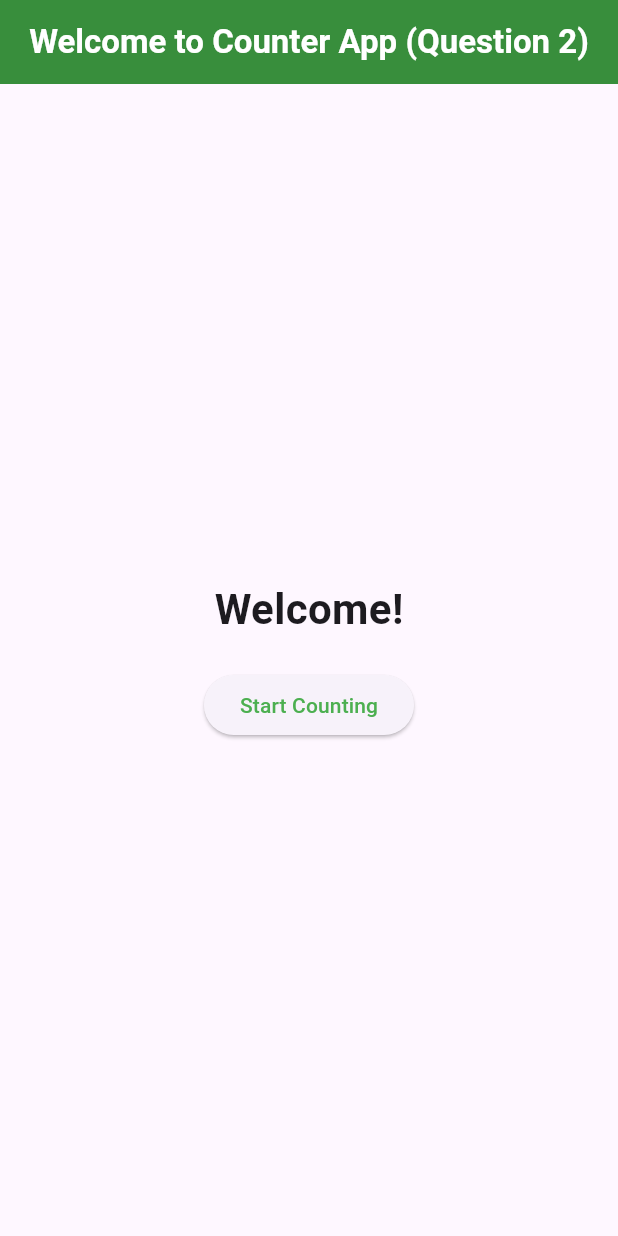
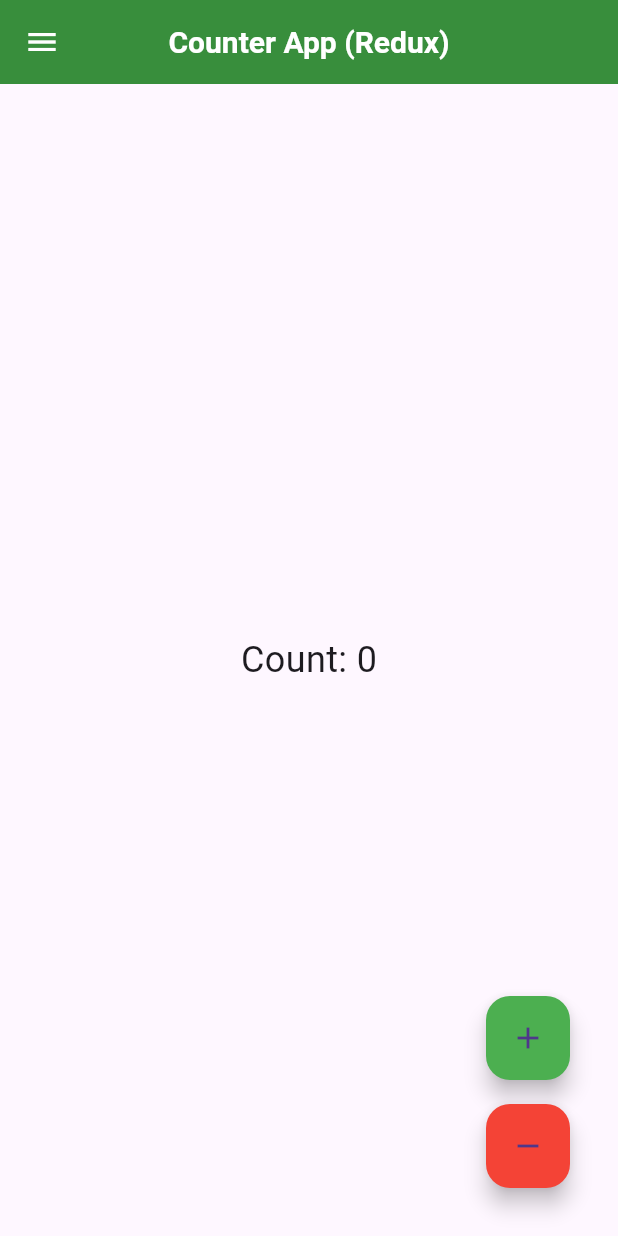
Before and after one commit to vernon-fetter/Littlefish-Flutter-Technical-Assessment, a Flutter app: the screen it shows after launch, after a tap on "Start Counting", on a phone screen of 412 x 824 dp. Run offline on Flutter 3.47's test engine with Material 3 defaults, Android fonts, the phone set to English and light mode, and no system bars; our stand-ins replace flutter_redux, redux.

Commit message:
Counter Screen and Redux State Management added.

```diff
--- a/question_2/lib/main.dart
+++ b/question_2/lib/main.dart
@@ -1,4 +1,5 @@
 import 'package:flutter/material.dart';
+import 'package:question_2/ui/counter/counter.dart';
 import 'package:question_2/ui/welcome/welcome.dart';
 
 void main() {
@@ -21,6 +22,7 @@
       initialRoute: '/',
       routes: {
         '/': (context) => const WelcomeScreen(),
+        '/counter': (context) => CounterScreenRedux(),
       },
     );
   }
--- a/question_2/lib/state/redux/actions.dart
+++ b/question_2/lib/state/redux/actions.dart
@@ -0,0 +1,3 @@
+class IncrementAction {}
+
+class DecrementAction {}
--- a/question_2/lib/state/redux/reducers.dart
+++ b/question_2/lib/state/redux/reducers.dart
@@ -0,0 +1,10 @@
+import 'package:question_2/state/redux/actions.dart';
+
+int counterReducer(int state, dynamic action) {
+  if (action is IncrementAction) {
+    return state + 1;
+  } else if (action is DecrementAction) {
+    return state - 1;
+  }
+  return state;
+}
--- a/question_2/lib/state/redux/store.dart
+++ b/question_2/lib/state/redux/store.dart
@@ -0,0 +1,7 @@
+import 'package:question_2/state/redux/reducers.dart';
+import 'package:redux/redux.dart';
+
+final store = Store<int>(
+  counterReducer,
+  initialState: 0,
+);
--- a/question_2/lib/ui/counter/counter.dart
+++ b/question_2/lib/ui/counter/counter.dart
@@ -0,0 +1,72 @@
+import 'package:flutter/material.dart';
+import 'package:flutter_redux/flutter_redux.dart';
+import 'package:question_2/state/redux/actions.dart';
+import 'package:question_2/state/redux/store.dart';
+
+class CounterScreenRedux extends StatelessWidget {
+  @override
+  Widget build(BuildContext context) {
+    return StoreProvider<int>(
+      store: store,
+      child: Scaffold(
+        appBar: AppBar(
+          title: const Text(
+            "Counter App (Redux)",
+            style: TextStyle(
+              color: Colors.white,
+              fontWeight: FontWeight.bold,
+              fontSize: 20.0,
+            ),
+          ),
+          backgroundColor: Colors.green[700],
+          elevation: 0,
+          centerTitle: true,
+          leading: IconButton(
+            icon: const Icon(
+              Icons.menu,
+              color: Colors.white,
+            ),
+            onPressed: () {},
+          ),
+        ),
+        body: Center(
+          child: StoreConnector<int, int>(
+            converter: (store) => store.state,
+            builder: (context, count) {
+              return Text(
+                'Count: $count',
+                style: const TextStyle(fontSize: 24),
+              );
+            },
+          ),
+        ),
+        floatingActionButton: Padding(
+          padding: const EdgeInsets.all(16.0),
+          child: Column(
+            mainAxisAlignment: MainAxisAlignment.end,
+            crossAxisAlignment: CrossAxisAlignment.end,
+            children: [
+              FloatingActionButton(
+                onPressed: () {
+                  store.dispatch(IncrementAction());
+                },
+                tooltip: 'Increment',
+                backgroundColor: Colors.green,
+                child: const Icon(Icons.add),
+              ),
+              const SizedBox(height: 16),
+              FloatingActionButton(
+                onPressed: () {
+                  store.dispatch(DecrementAction());
+                },
+                tooltip: 'Decrement',
+                backgroundColor: Colors.red,
+                child: const Icon(Icons.remove),
+              ),
+            ],
+          ),
+        ),
+      ),
+    );
+  }
+}
--- a/question_2/pubspec.yaml
+++ b/question_2/pubspec.yaml
@@ -35,6 +35,8 @@ dependencies:
   # The following adds the Cupertino Icons font to your application.
   # Use with the CupertinoIcons class for iOS style icons.
   cupertino_icons: ^1.0.6
+  flutter_redux: ^0.10.0
+  redux: ^5.0.0
 
 dev_dependencies:
   flutter_test:
```
Also changed, not shown: question_2/pubspec.lock.
